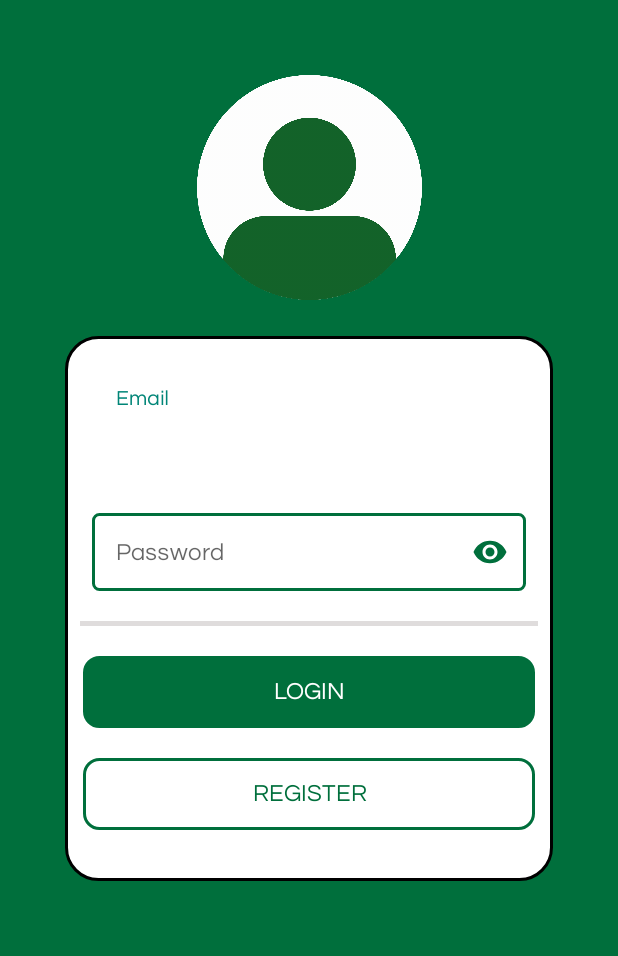
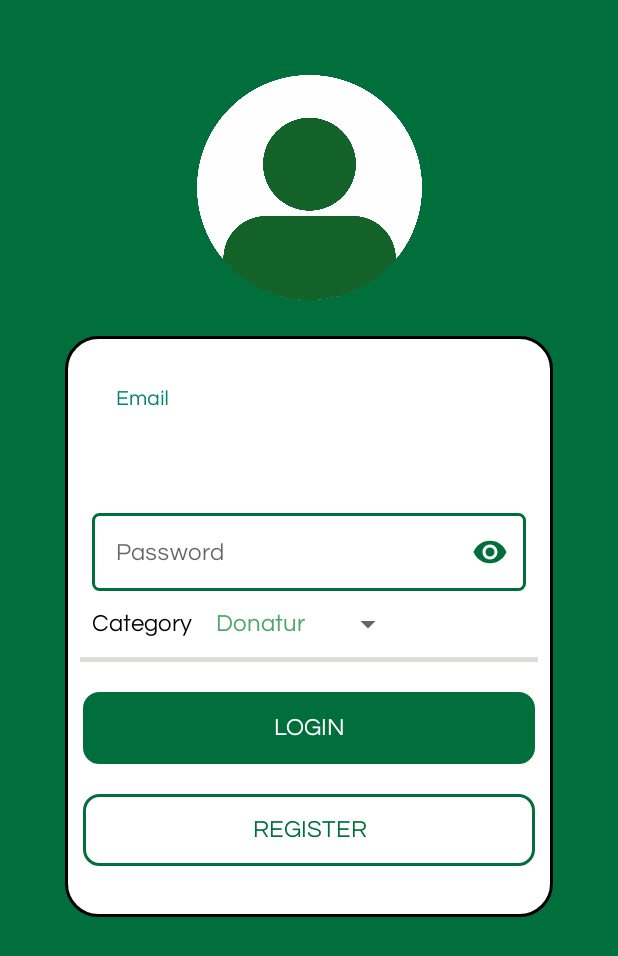
Before and after one commit to rifdahneta/Foodless, an Android app: the Login screen opened directly, with no data from a screen before it, on a phone screen of 412 x 824 dp. Shown: the top 956 px of the screen. Run offline under Robolectric (Android 15) with nearby library versions, the phone set to English and light mode, and no system bars; our stand-ins replace Firebase (no records; nobody signed in at launch, a user with empty details on screens opened directly).

Commit message:
multi level login
login for two roles (donatur dan komunitas)

```diff
--- a/app/src/main/AndroidManifest.xml
+++ b/app/src/main/AndroidManifest.xml
@@ -33,6 +33,9 @@
             android:name=".Activity.MainActivity"
             tools:ignore="InnerclassSeparator" />
         <activity
+            android:name=".Activity.MainActivityKomunitas"
+            tools:ignore="InnerclassSeparator" />
+        <activity
             android:name=".Activity.Register"
             tools:ignore="InnerclassSeparator" />
         <activity
--- a/app/src/main/res/layout/activity_login.xml
+++ b/app/src/main/res/layout/activity_login.xml
@@ -81,6 +81,30 @@
                 android:fontFamily="@font/questrial"/>
         </android.support.design.widget.TextInputLayout>
 
+        <LinearLayout
+            android:layout_width="match_parent"
+            android:layout_height="wrap_content"
+            android:orientation="horizontal"
+            >
+        <TextView
+            android:layout_width="wrap_content"
+            android:layout_height="wrap_content"
+            android:text="Category"
+            android:textSize="16sp"
+            android:textColor="@color/hitam"
+            android:fontFamily="@font/questrial"
+            android:layout_marginLeft="16dp"
+            />
+
+        <Spinner
+            android:id="@+id/spinnerRole"
+            android:layout_width="wrap_content"
+            android:layout_height="wrap_content"
+            android:layout_marginLeft="16dp"
+            android:entries="@array/roleUser"
+            >
+        </Spinner>
+        </LinearLayout>
 
         <View
             android:id="@+id/View1"
--- a/app/src/main/res/values/strings.xml
+++ b/app/src/main/res/values/strings.xml
@@ -59,4 +59,9 @@
 
     <string name="alamat">Alamat</string>
 
+    <string-array name="roleUser">
+        <item>Donatur</item>
+        <item>Komunitas</item>
+    </string-array>
+
 </resources>
```
Also changed, not shown: app/src/main/java/pnj/ac/id/foodless/Activity/Login.java (+54 -15 lines), app/src/main/java/pnj/ac/id/foodless/Activity/RegistrasiKomunitas.java (+18 -19 lines), app/src/main/java/pnj/ac/id/foodless/Model/Communities.java (+33 -30 lines), app/src/main/java/pnj/ac/id/foodless/Model/User.java (+19 -5 lines), app/src/main/res/layout/fragment_profile.xml (+57 -48 lines).
